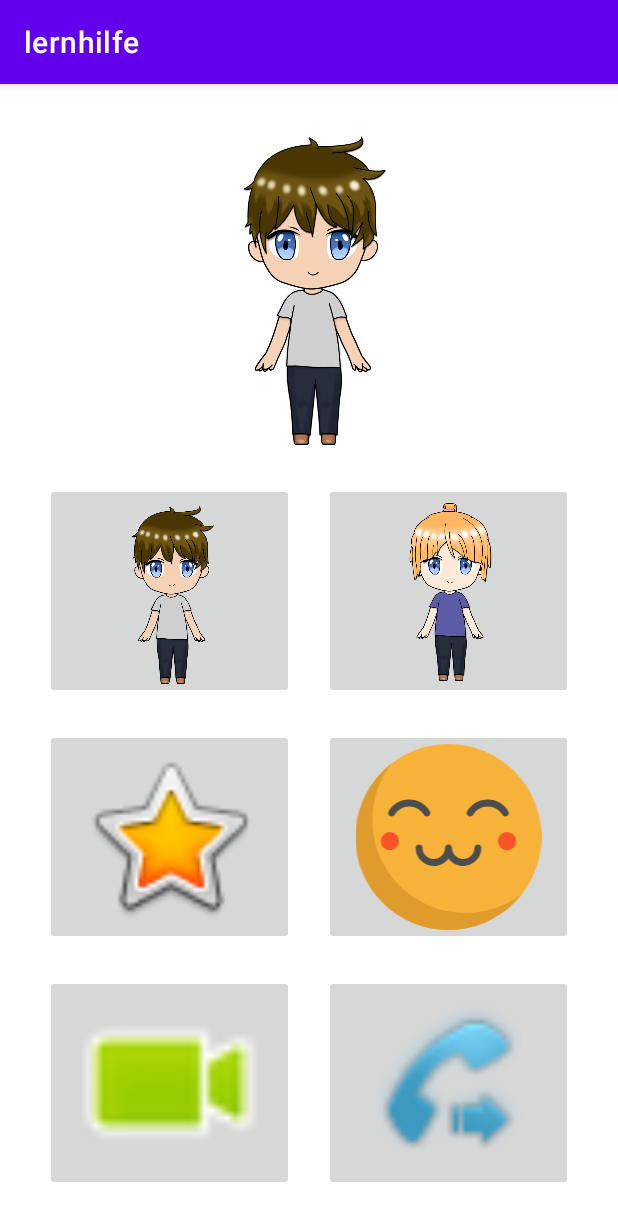
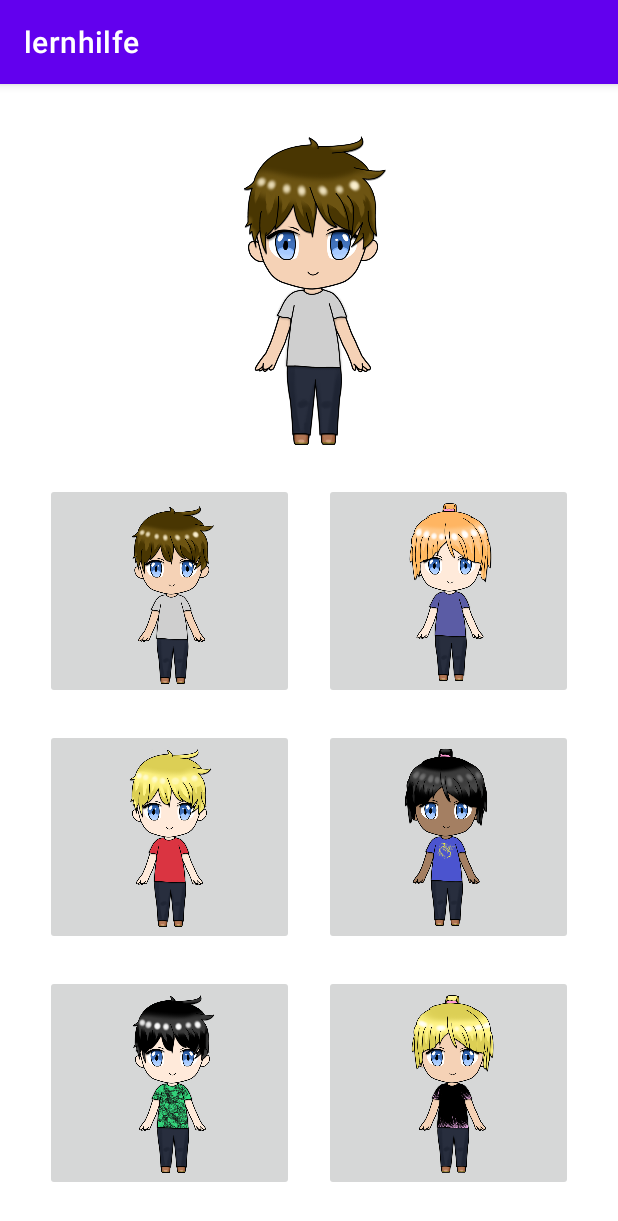
Before and after one commit to FJuergen/5kopf-lernhilfe, an Android app: the AvatarSettings screen opened directly, with no data from a screen before it, on a phone screen of 412 x 824 dp. Shown: the top 1221 px of the screen. Run offline under Robolectric (Android 15) with nearby library versions, the phone set to English and light mode, and no system bars.

Commit message:
neue dummy skins

```diff
--- a/app/src/main/res/layout/activity_avatar_settings.xml
+++ b/app/src/main/res/layout/activity_avatar_settings.xml
@@ -68,7 +68,7 @@
                 android:layout_weight="1"
                 android:onClick="setPreview"
                 android:scaleType="fitCenter"
-                app:srcCompat="@android:drawable/btn_star_big_on" />
+                app:srcCompat="@drawable/skin3" />
 
             <ImageButton
                 android:id="@+id/imageButtonSkin4"
@@ -78,7 +78,7 @@
                 android:layout_weight="1"
                 android:onClick="setPreview"
                 android:scaleType="fitCenter"
-                app:srcCompat="@drawable/ic__09_happy" />
+                android:src="@drawable/skin4" />
         </LinearLayout>
 
         <LinearLayout
@@ -95,7 +95,7 @@
                 android:layout_weight="1"
                 android:onClick="setPreview"
                 android:scaleType="fitCenter"
-                app:srcCompat="@android:drawable/presence_video_online" />
+                app:srcCompat="@drawable/skin5" />
 
             <ImageButton
                 android:id="@+id/imageButtonSkin6"
@@ -105,7 +105,7 @@
                 android:layout_weight="1"
                 android:onClick="launchActivity2"
                 android:scaleType="fitCenter"
-                app:srcCompat="@android:drawable/stat_sys_phone_call_forward" />
+                app:srcCompat="@drawable/skin6" />
         </LinearLayout>
     </LinearLayout>
 </androidx.constraintlayout.widget.ConstraintLayout>
```
Also changed, not shown: app/src/main/res/drawable/skin3.png (added), app/src/main/res/drawable/skin4.png (added), app/src/main/res/drawable/skin5.png (added), app/src/main/res/drawable/skin6.png (added).
